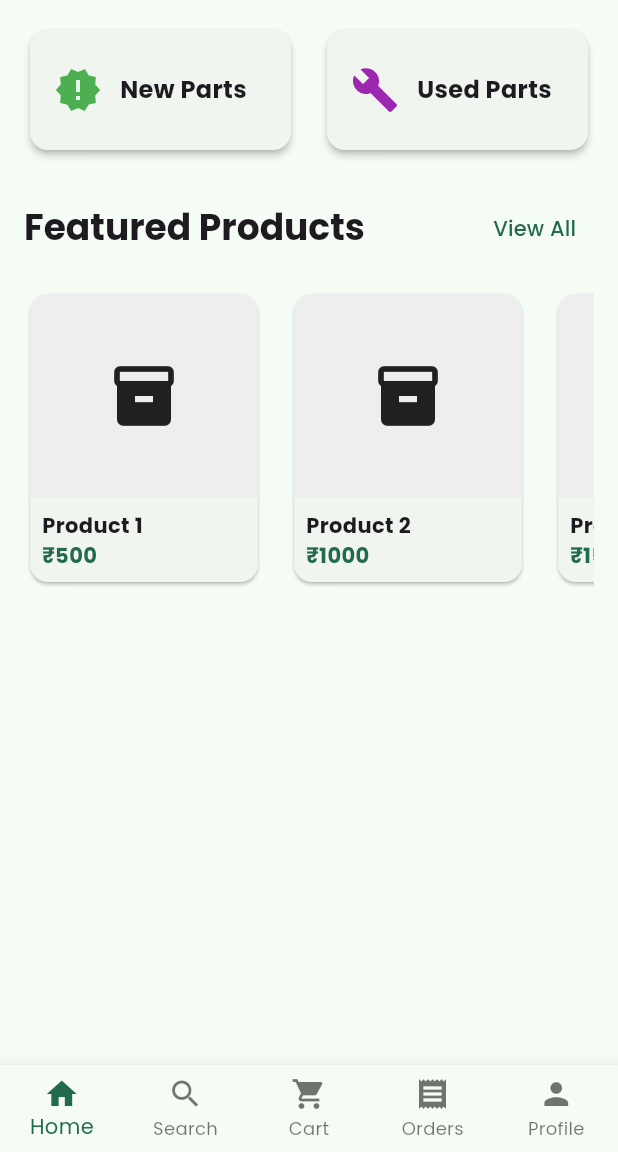
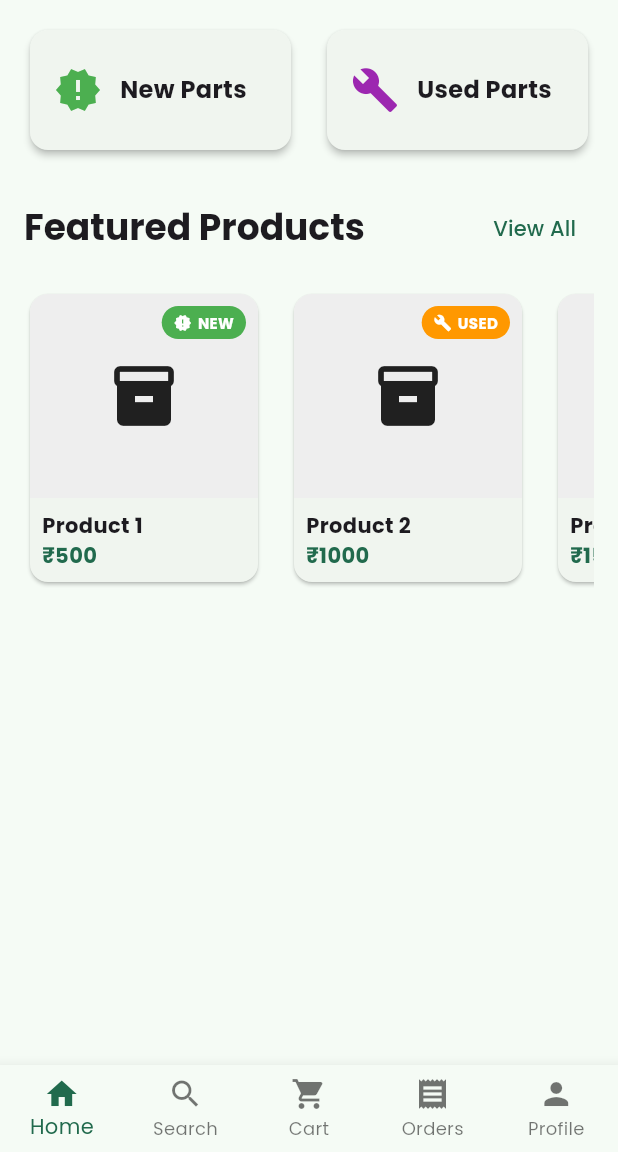
Before and after one commit to RejishJ/autospare-marketplace, a Flutter app: the screen it shows after launch, on a phone screen of 412 x 824 dp, the part 84-1236 px from its top. Run offline on Flutter 3.47's test engine with Material 3 defaults, Android fonts, the phone set to English and light mode, and no system bars; our stand-ins replace google_fonts.

Commit message:
Add New/Used badges to product cards in customer app

```diff
--- a/customer_app/lib/main.dart
+++ b/customer_app/lib/main.dart
@@ -151,6 +151,18 @@ class HomePage extends StatelessWidget {
               scrollDirection: Axis.horizontal,
               itemCount: 5,
               itemBuilder: (context, index) {
+                // Alternate between new and used products for demo
+                bool isNew = index % 2 == 0;
+                return _buildProductCard(context, index, isNew);
+              },
+            ),
+          ),
+        ],
+      ),
+    );
+  }
+
+  Widget _buildProductCard(BuildContext context, int index, bool isNew) {
     return Container(
       width: 160,
       margin: const EdgeInsets.only(right: 16),
@@ -159,7 +171,9 @@ class HomePage extends StatelessWidget {
           crossAxisAlignment: CrossAxisAlignment.start,
           children: [
             Expanded(
-                          child: Container(
+              child: Stack(
+                children: [
+                  Container(
                     decoration: BoxDecoration(
                       color: Colors.grey[200],
                       borderRadius: const BorderRadius.vertical(
@@ -169,6 +183,39 @@ class HomePage extends StatelessWidget {
                     child: const Center(
                       child: Icon(Icons.inventory, size: 48),
                     ),
+                  ),
+                  // Badge for New/Used
+                  Positioned(
+                    top: 8,
+                    right: 8,
+                    child: Container(
+                      padding: const EdgeInsets.symmetric(horizontal: 8, vertical: 4),
+                      decoration: BoxDecoration(
+                        color: isNew ? Colors.green : Colors.orange,
+                        borderRadius: BorderRadius.circular(12),
+                      ),
+                      child: Row(
+                        mainAxisSize: MainAxisSize.min,
+                        children: [
+                          Icon(
+                            isNew ? Icons.new_releases : Icons.build,
+                            size: 12,
+                            color: Colors.white,
+                          ),
+                          const SizedBox(width: 4),
+                          Text(
+                            isNew ? 'NEW' : 'USED',
+                            style: const TextStyle(
+                              color: Colors.white,
+                              fontSize: 10,
+                              fontWeight: FontWeight.bold,
+                            ),
+                          ),
+                        ],
+                      ),
+                    ),
+                  ),
+                ],
               ),
             ),
             Padding(
@@ -192,12 +239,6 @@ class HomePage extends StatelessWidget {
             ),
           ],
         ),
-                  ),
-                );
-              },
-            ),
-          ),
-        ],
       ),
     );
   }
```
Lines whose indentation alone changed are shown as unchanged.
